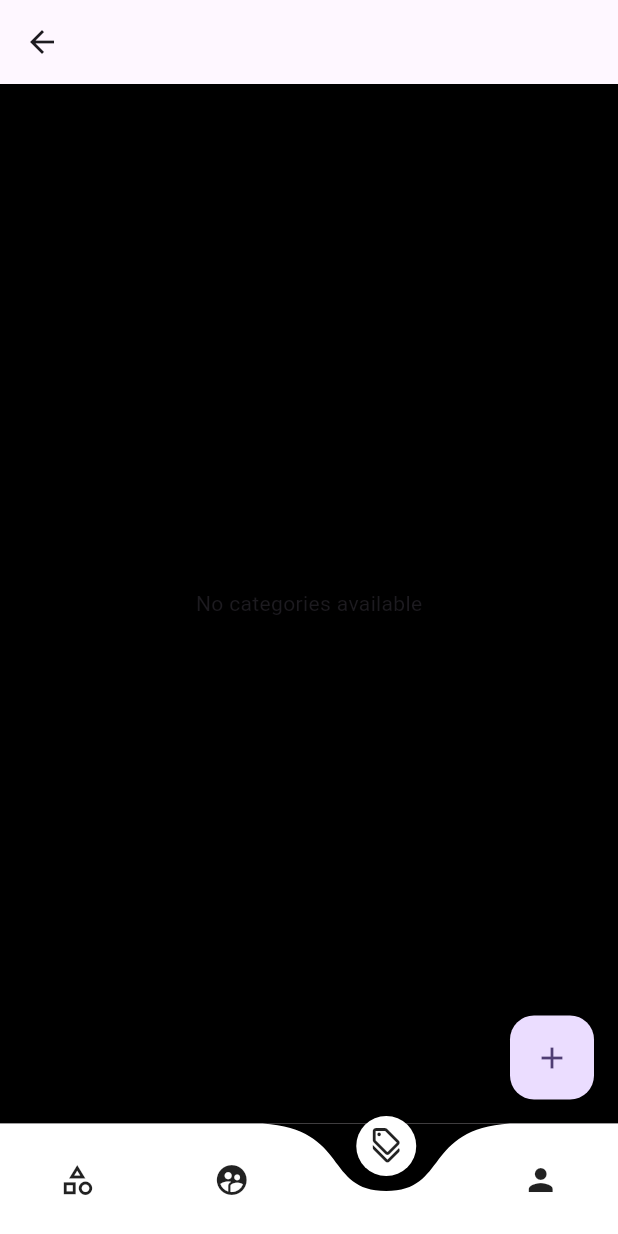
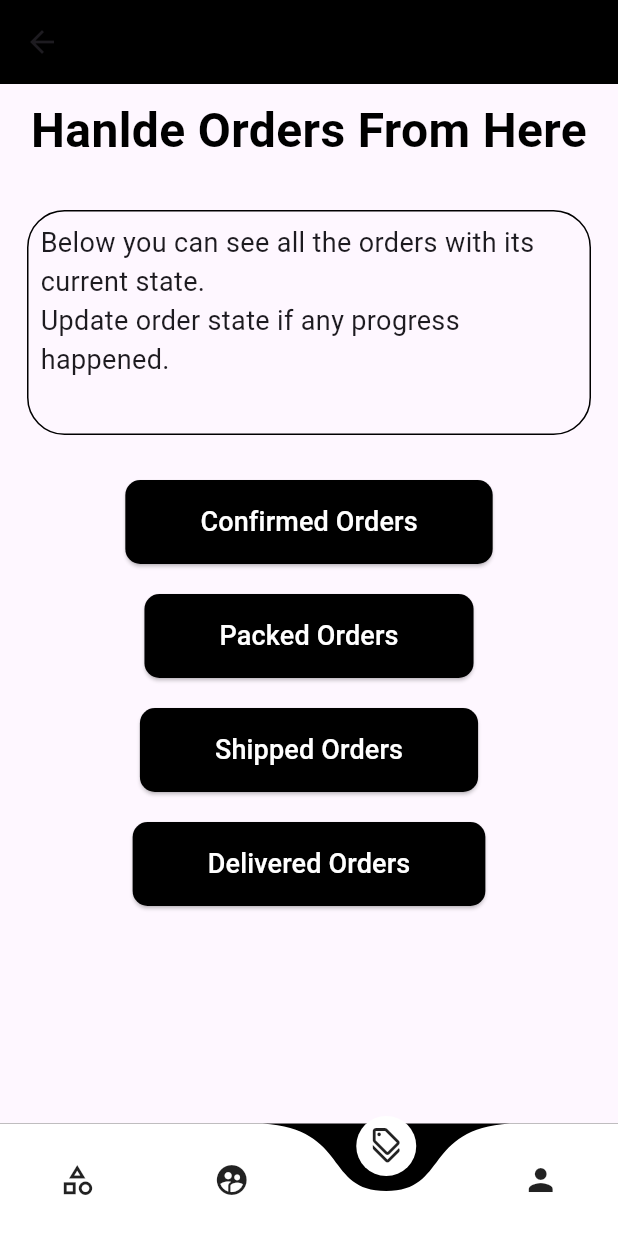
Before and after one commit to vineeshjohnson/stylecraftadmin, a Flutter app: the BottomNavigationBars screen opened directly, item 3 of the bottom bar chosen, on a phone screen of 412 x 824 dp. Run offline on Flutter 3.47's test engine with Material 3 defaults, Android fonts, the phone set to English and light mode, and no system bars; drawn by our look-alikes of curved_navigation_bar; our stand-ins replace bloc, cloud_firestore, equatable, firebase_core, firebase_storage, flutter_bloc and 3 more; accounts and stored records are empty; Roboto replaces fonts that are missing (NewAmsterdam).

Commit message:
added trackin

```diff
--- /dev/null
+++ b/lib/core/model/order_model.dart
@@ -0,0 +1,70 @@
+import 'package:cloud_firestore/cloud_firestore.dart';
+
+class OrderModel {
+  final List<dynamic> address;
+  final String uid;
+  final String productid;
+  final String date;
+  final String time;
+  final int price;
+  final String size;
+  final int count;
+  final bool? cashondelivery;
+  final bool? walletpayment;
+  final bool? onlinepayment;
+  final bool? confirmed;
+  final bool packed;
+  final bool? shipped;
+  final bool? outofdelivery;
+  final bool? completed;
+  final bool? cancelled;
+  final String? orderid;
+  final String? cancelreason;
+
+  OrderModel(
+      {required this.size,
+      this.cashondelivery,
+      this.walletpayment,
+      this.onlinepayment,
+      this.confirmed,
+      required this.packed,
+      this.shipped,
+      this.outofdelivery,
+      this.completed,
+      this.orderid,
+      this.cancelled,
+      required this.uid,
+      required this.productid,
+      required this.date,
+      required this.time,
+      required this.price,
+      required this.count,
+      required this.address,
+      this.cancelreason});
+
+  // Factory constructor to create an OrderModel from a Firebase document snapshot
+  factory OrderModel.fromFirestore(DocumentSnapshot doc) {
+    final data = doc.data() as Map<String, dynamic>;
+
+    return OrderModel(
+        address: data['address'] ?? '',
+        uid: data['uid'] ?? '',
+        productid: data['productid'] ?? '',
+        date: data['date'] ?? '',
+        time: data['time'] ?? '',
+        price: data['price'] ?? '',
+        count: data['count'] ?? 0,
+        cashondelivery: data['cashondelivery'] ?? false,
+        walletpayment: data['walletpayment'] ?? false,
+        onlinepayment: data['onlinepayment'] ?? false,
+        confirmed: data['confirmed'] ?? false,
+        packed: data['packed'] ?? false,
+        shipped: data['shipped'] ?? false,
+        outofdelivery: data['outofdelivery'] ?? false,
+        completed: data['completed'] ?? false,
+        size: data['size'] ?? '',
+        orderid: data['orderid'],
+        cancelled: data['cancelled'] ?? false,
+        cancelreason: data['cancelreason'] ?? '');
+  }
+}
--- a/lib/features/bottom_nav/presentation/pages/bottom_navigation_bar.dart
+++ b/lib/features/bottom_nav/presentation/pages/bottom_navigation_bar.dart
@@ -2,6 +2,7 @@ import 'package:finalprojectadmin/features/categories/presentation/pages/categor
 import 'package:finalprojectadmin/features/bottom_nav/presentation/bloc/bottomnavcontrole_bloc.dart';
 import 'package:finalprojectadmin/features/bottom_nav/presentation/widgets/bottom_navbar_widget.dart';
 import 'package:finalprojectadmin/features/offer_zone/presentation/screens/offer_screen.dart';
+import 'package:finalprojectadmin/features/order_handling/presentation/screens/list_of_orders.dart';
 import 'package:flutter/material.dart';
 import 'package:flutter_bloc/flutter_bloc.dart';
 
@@ -23,6 +24,7 @@ class BottomNavigationBars extends StatelessWidget {
           } else if (state is BottomnavcontroleShopState) {
             widget = const OfferScreen();
           } else if (state is BottomnavcontroleCartState) {
+            widget = const ListOfOrders();
           } else if (state is BottomnavcontroleProfileState) {}
           return SafeArea(
             child: Scaffold(
--- /dev/null
+++ b/lib/features/order_handling/presentation/bloc/orderhandling_bloc.dart
@@ -0,0 +1,78 @@
+import 'package:bloc/bloc.dart';
+import 'package:cloud_firestore/cloud_firestore.dart';
+import 'package:equatable/equatable.dart';
+import 'package:finalprojectadmin/core/model/order_model.dart';
+
+part 'orderhandling_event.dart';
+part 'orderhandling_state.dart';
+
+class OrderhandlingBloc extends Bloc<OrderhandlingEvent, OrderhandlingState> {
+  OrderhandlingBloc() : super(OrderhandlingInitial()) {
+    on<OrderhandlingEvent>((event, emit) {
+      // TODO: implement event handler
+    });
+
+    on<FetchingAllOrdersEvent>((event, emit) async {
+      emit(LoadingState());
+      var orders = await fetchUserOrders();
+      print(orders);
+      emit(AllOrdersFetchedState(ordermodels: orders));
+    });
+
+    on<OrderUpdatingEvent>((event, emit) async {
+      emit(LoadingState());
+      String field = fieldSelector(event.orderstate);
+      updateFieldByOrderId(event.ordermodel.orderid!, field, true);
+    });
+  }
+}
+
+Future<List<OrderModel>> fetchUserOrders() async {
+  try {
+    final FirebaseFirestore firestore = FirebaseFirestore.instance;
+    final querySnapshot = await firestore.collection('orders').get();
+    print(querySnapshot.size);
+    return querySnapshot.docs
+        .map((doc) => OrderModel.fromFirestore(doc))
+        .toList();
+  } catch (e) {
+    print("Error fetching orders: $e");
+    return [];
+  }
+}
+
+Future<void> updateFieldByOrderId(
+    String orderId, String fieldName, dynamic newValue) async {
+  try {
+    // Query the 'orders' collection for a document with the specific 'orderid'
+    QuerySnapshot querySnapshot = await FirebaseFirestore.instance
+        .collection('orders')
+        .where('orderid', isEqualTo: orderId)
+        .get();
+
+    if (querySnapshot.docs.isNotEmpty) {
+      DocumentReference docRef = querySnapshot.docs.first.reference;
+
+      await docRef.update({fieldName: newValue});
+
+      print(
+          "$fieldName updated successfully to $newValue for order ID: $orderId");
+    } else {
+      print("No document found with orderid: $orderId");
+    }
+  } catch (e) {
+    print("Error updating $fieldName for orderid $orderId: $e");
+  }
+}
+
+String fieldSelector(String orderstate) {
+  if (orderstate == 'confirmed') {
+    return 'packed';
+  } else if (orderstate == 'packed') {
+    return 'shipped';
+  } else if (orderstate == 'shipped') {
+    return 'outofdelivery';
+  } else {
+    return 'completed';
+  }
+}
--- /dev/null
+++ b/lib/features/order_handling/presentation/bloc/orderhandling_event.dart
@@ -0,0 +1,17 @@
+part of 'orderhandling_bloc.dart';
+
+sealed class OrderhandlingEvent extends Equatable {
+  const OrderhandlingEvent();
+
+  @override
+  List<Object> get props => [];
+}
+
+class FetchingAllOrdersEvent extends OrderhandlingEvent {}
+
+class OrderUpdatingEvent extends OrderhandlingEvent {
+  final OrderModel ordermodel;
+  final String orderstate;
+  const OrderUpdatingEvent(
+      {required this.ordermodel, required this.orderstate});
+}
--- /dev/null
+++ b/lib/features/order_handling/presentation/bloc/orderhandling_state.dart
@@ -0,0 +1,17 @@
+part of 'orderhandling_bloc.dart';
+
+sealed class OrderhandlingState extends Equatable {
+  const OrderhandlingState();
+
+  @override
+  List<Object> get props => [];
+}
+
+final class OrderhandlingInitial extends OrderhandlingState {}
+
+final class AllOrdersFetchedState extends OrderhandlingState {
+  final List<OrderModel> ordermodels;
+  const AllOrdersFetchedState({required this.ordermodels});
+}
+
+final class LoadingState extends OrderhandlingState {}
--- /dev/null
+++ b/lib/features/order_handling/presentation/screens/list_of_orders.dart
@@ -0,0 +1,150 @@
+import 'package:finalprojectadmin/core/model/order_model.dart';
+import 'package:finalprojectadmin/core/usecases/common_widgets/normal_button.dart';
+import 'package:finalprojectadmin/core/usecases/common_widgets/sized_boxes.dart';
+import 'package:finalprojectadmin/core/usecases/common_widgets/title_text.dart';
+import 'package:finalprojectadmin/features/order_handling/presentation/bloc/orderhandling_bloc.dart';
+import 'package:finalprojectadmin/features/order_handling/presentation/screens/filtered_orders.dart';
+import 'package:flutter/material.dart';
+import 'package:flutter_bloc/flutter_bloc.dart';
+
+class ListOfOrders extends StatelessWidget {
+  const ListOfOrders({super.key});
+
+  @override
+  Widget build(BuildContext context) {
+    bool isloading = false;
+    List<OrderModel> models = [];
+    return BlocProvider(
+      create: (context) => OrderhandlingBloc()..add(FetchingAllOrdersEvent()),
+      child: BlocConsumer<OrderhandlingBloc, OrderhandlingState>(
+        listener: (context, state) {
+          if (state is LoadingState) {
+            isloading = true;
+          } else {
+            if (state is AllOrdersFetchedState) {
+              models = state.ordermodels;
+            }
+          }
+        },
+        builder: (context, state) {
+          return Scaffold(
+            appBar: AppBar(
+              backgroundColor: Colors.black,
+            ),
+            body: Padding(
+              padding: const EdgeInsets.all(8.0),
+              child: Column(
+                children: [
+                  const TitleText(
+                    title: 'Hanlde Orders From Here',
+                  ),
+                  kheight20,
+                  Container(
+                    margin: const EdgeInsets.all(10),
+                    height: 150,
+                    width: double.infinity,
+                    decoration: BoxDecoration(
+                        border: Border.all(),
+                        borderRadius: BorderRadius.circular(25)),
+                    child: const Padding(
+                      padding: EdgeInsets.all(8.0),
+                      child: Column(
+                        children: [
+                          Text(
+                            'Below you can see all the orders with its current state.\nUpdate order state if any progress happened.',
+                            style: TextStyle(fontSize: 18),
+                          )
+                        ],
+                      ),
+                    ),
+                  ),
+                  kheight20,
+                  NormalButton(
+                      onTap: () {
+                        List<OrderModel> filteredmodels = [];
+                        for (int i = 0; i < models.length; i++) {
+                          if (models[i].confirmed == true &&
+                              models[i].packed == false) {
+                            filteredmodels.add(models[i]);
+                          }
+                        }
+                        print(filteredmodels);
+                        Navigator.of(context).push(MaterialPageRoute(
+                            builder: (context) => FilteredOrders(
+                                  model: filteredmodels,
+                                  orderstatus: 'confirmed',
+                                )));
+                      },
+                      buttonTxt: 'Confirmed Orders',
+                      backGroundColor: Colors.black,
+                      textColor: Colors.white),
+                  kheight20,
+                  NormalButton(
+                      onTap: () {
+                        List<OrderModel> filteredmodels = [];
+                        for (int i = 0; i < models.length; i++) {
+                          if (models[i].packed == true &&
+                              models[i].shipped == false) {
+                            filteredmodels.add(models[i]);
+                          }
+                        }
+                        print(filteredmodels);
+                        Navigator.of(context).push(MaterialPageRoute(
+                            builder: (context) => FilteredOrders(
+                                  model: filteredmodels,
+                                  orderstatus: 'packed',
+                                )));
+                      },
+                      buttonTxt: 'Packed Orders',
+                      backGroundColor: Colors.black,
+                      textColor: Colors.white),
+                  kheight20,
+                  NormalButton(
+                      onTap: () {
+                        List<OrderModel> filteredmodels = [];
+                        for (int i = 0; i < models.length; i++) {
+                          if (models[i].shipped == true &&
+                              models[i].outofdelivery == false) {
+                            filteredmodels.add(models[i]);
+                          }
+                        }
+                        print(filteredmodels);
+                        Navigator.of(context).push(MaterialPageRoute(
+                            builder: (context) => FilteredOrders(
+                                  model: filteredmodels,
+                                  orderstatus: 'shipped',
+                                )));
+                      },
+                      buttonTxt: 'Shipped Orders',
+                      backGroundColor: Colors.black,
+                      textColor: Colors.white),
+                  kheight20,
+                  NormalButton(
+                      onTap: () {
+                        List<OrderModel> filteredmodels = [];
+                        for (int i = 0; i < models.length; i++) {
+                          if (models[i].outofdelivery == true &&
+                              models[i].completed == false) {
+                            filteredmodels.add(models[i]);
+                          }
+                        }
+                        print(filteredmodels);
+                        Navigator.of(context).push(MaterialPageRoute(
+                            builder: (context) => FilteredOrders(
+                                  model: filteredmodels,
+                                  orderstatus: 'outofdelivery',
+                                )));
+                      },
+                      buttonTxt: 'Delivered Orders',
+                      backGroundColor: Colors.black,
+                      textColor: Colors.white),
+                  kheight20,
+                ],
+              ),
+            ),
+          );
+        },
+      ),
+    );
+  }
+}
```
Also changed, not shown: lib/features/order_handling/presentation/screens/filtered_orders.dart (added, +147 -0 lines).
